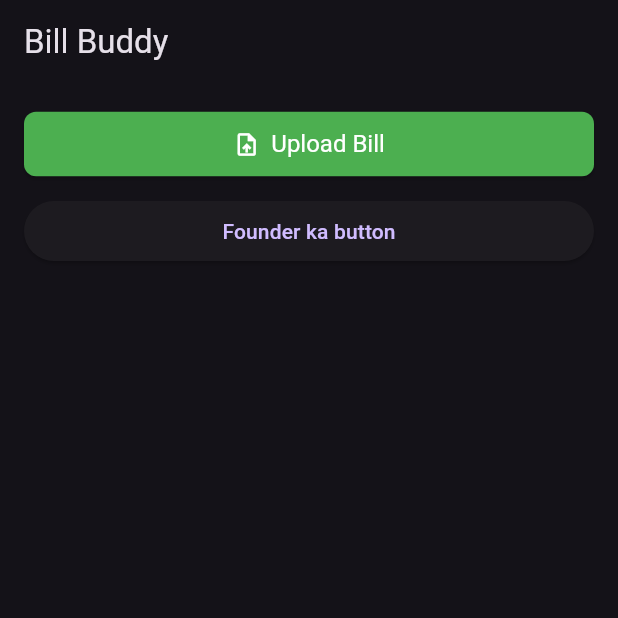
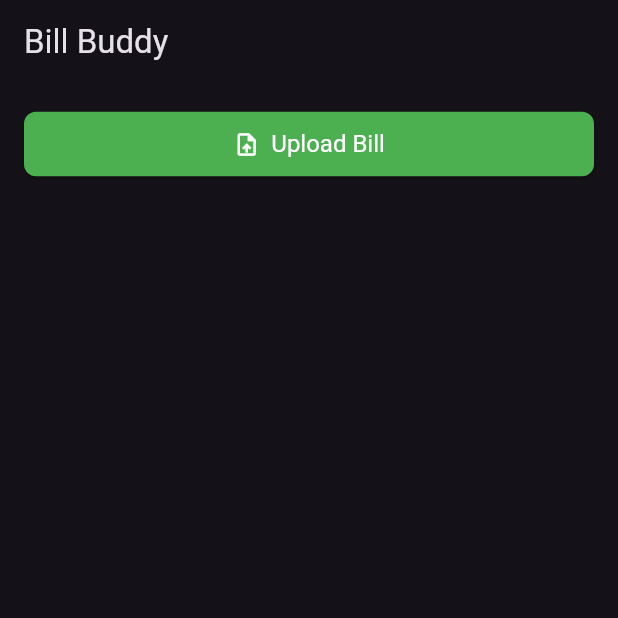
Before and after one commit to enigmaCoder/AI_Bill_Assistant, a Flutter app: the screen it shows after launch, on a phone screen of 412 x 824 dp, the top half of it. Run offline on Flutter 3.47's test engine with Material 3 defaults, Android fonts, the phone set to English and light mode, and no system bars; our stand-ins replace dio, file_picker; missing offline and left inert: pdfx.

Commit message:
Remove founder ka button

```diff
--- a/lib/main.dart
+++ b/lib/main.dart
@@ -330,11 +330,7 @@ void triggerDetailsScreen(Map<dynamic,dynamic> productTypeValues, String product
                     label:
                         isLoading ? Text('Analyzing...') : Text('Upload Bill'),
                   ),
-                  SizedBox(height: 10),
-                  ElevatedButton(
-                      onPressed: () {},
-                      child: Text('Founder ka button')),
-                  SizedBox(height: 20),
+                  SizedBox(height: 30),
                   Expanded(
                     child: objectData != null
                         ? SingleChildScrollView(
```
